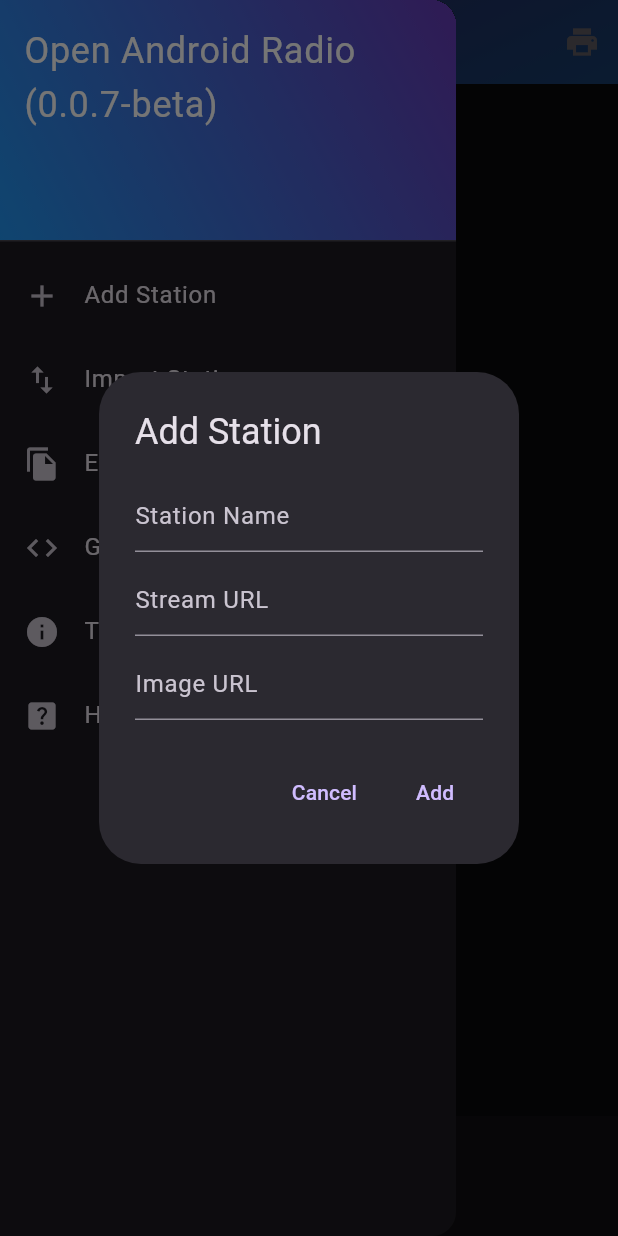
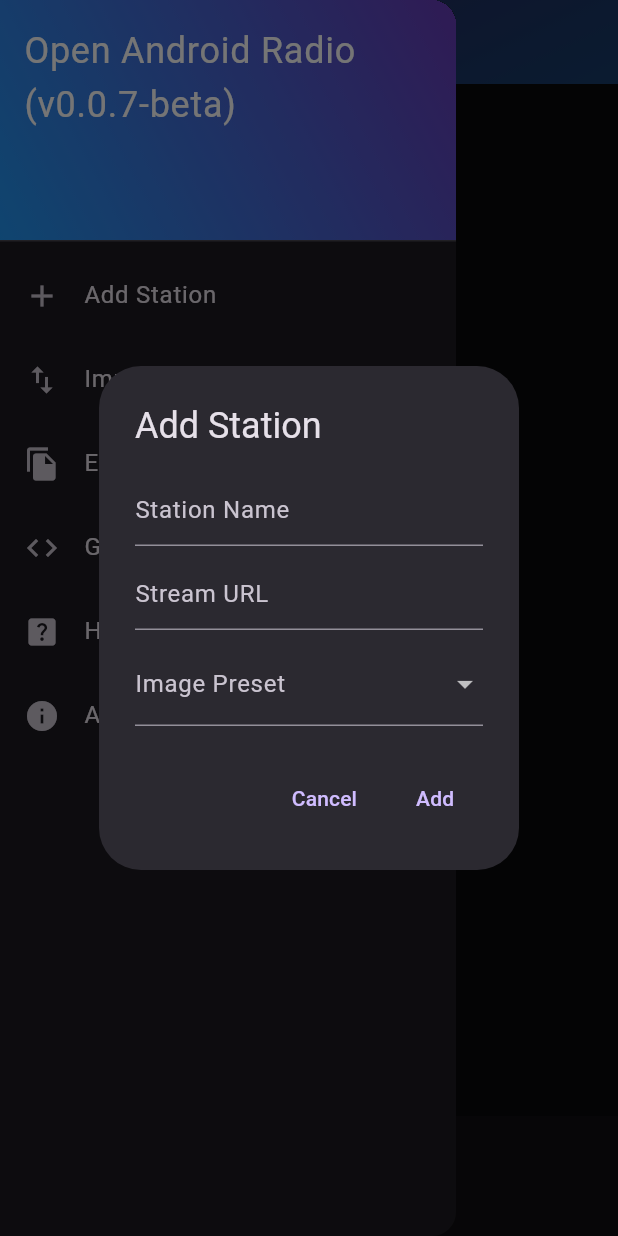
Before and after one commit to TypicalNerds/Open-Android-Radio, a Flutter app: the screen it shows after launch, in the side drawer, after a tap on "Add Station", on a phone screen of 412 x 824 dp. Run offline on Flutter 3.47's test engine with Material 3 defaults, Android fonts, the light colour scheme and no system bars; drawn by our look-alikes of text_scroll; our stand-ins replace just_audio, just_audio_background, shared_preferences.

Commit message:
Added Preset Images from Local Assets to Add Menu Changed Placeholder Station Image Icon Added Basic About Tab to Keep it Organised. Added Licenses Menu Begun Preparation for Changing Station Order

```diff
--- a/lib/homepage.dart
+++ b/lib/homepage.dart
@@ -1,3 +1,4 @@
+import 'package:flutter/foundation.dart';
 import 'package:open_android_radio/theme.dart'; // Import Themes & Styles File
 import 'station_list.dart';
 import 'dart:convert';
@@ -40,10 +41,7 @@
                 decoration: BoxDecoration(
                   shape: BoxShape.circle,
                   gradient: LinearGradient(
-                    colors: [
-                    Colors.pink,
-                    Colors.deepPurple,
-                  ],
+                    colors: AppColors.gradientC,
                   begin: Alignment.topLeft,
                   end: Alignment.topRight,
                   ),
@@ -60,10 +58,7 @@
                 decoration: BoxDecoration(
                   shape: BoxShape.circle,
                   gradient: LinearGradient(
-                    colors: [
-                    Colors.blueAccent,
-                    Colors.deepPurple,
-                  ],
+                    colors: AppColors.gradientA,
                   begin: Alignment.topLeft,
                   end: Alignment.topRight,
                   ),
@@ -317,6 +312,10 @@
       bool isLinkValid = true;
       bool isImageUrlValid = true;
 
+      // Variables to Check Station Image Dropdown Selection
+      String? selectedImageUrl;
+      bool isCustomUrl = false;
+
       return StatefulBuilder(
         builder: (context, setState) {
           return AlertDialog(
@@ -356,37 +355,81 @@
                     },
                   ),
                   SizedBox(height: 8),
+                  DropdownButtonFormField<String>(
+  value: selectedImageUrl,
+  decoration: InputDecoration(
+    labelText: 'Image Preset',
+  ),
+  items: [
+    DropdownMenuItem(value: 'assets/images/Generic-Red.png', child: Text('Generic Red'),),
+    DropdownMenuItem(value: 'assets/images/Generic-Orange.png', child: Text('Generic Orange')),
+    DropdownMenuItem(value: 'assets/images/Generic-Green.png', child: Text('Generic Green')),
+    DropdownMenuItem(value: 'assets/images/Generic-Teal.png', child: Text('Generic Teal')),
+    DropdownMenuItem(value: 'assets/images/Generic-Blue.png', child: Text('Generic Blue')),
+    DropdownMenuItem(value: 'assets/images/Generic-Purple.png', child: Text('Generic Purple')),
+    DropdownMenuItem(value: 'assets/images/Generic-Pink.png', child: Text('Generic Pink')),
+    DropdownMenuItem(value: 'custom', child: Text('--Custom URL--')),
+  ],
+  onChanged: (value) {
+    setState(() {
+      isCustomUrl = (value == 'custom');
+      selectedImageUrl = isCustomUrl ? null : value;
+      imageUrlController.text = isCustomUrl ? '' : value!;
+    });
+  },
+),
+
+// Conditionally show TextField only if "Custom URL" is selected
+if (isCustomUrl)
   TextField(
     controller: imageUrlController,
     focusNode: imageUrlFocusNode,
     decoration: InputDecoration(
-                      hintText: 'Image URL',
+      hintText: 'Enter Custom Image URL*',
       errorText: isImageUrlValid ? null : 'This field is required',
     ),
     keyboardType: TextInputType.url,
     autocorrect: false,
-                    textInputAction: TextInputAction.done, // "Done" action to complete the form
+    textInputAction: TextInputAction.done,
     onEditingComplete: () {
-                      // Trigger the Add button's action (or any other form submission action)
       setState(() {
-                        // Validation logic on form submission
-                        isNameValid = nameController.text.isNotEmpty;
-                        isLinkValid = linkController.text.isNotEmpty;
         isImageUrlValid = imageUrlController.text.isNotEmpty;
       });
-
-                      // Only proceed if all fields are valid
-                      if (isNameValid && isLinkValid && isImageUrlValid) {
-                        stations.add({
-                          'name': nameController.text,
-                          'link': linkController.text,
-                          'imageUrl': imageUrlController.text,
-                        });
-                        saveCustomStations(); // Save updated stations
-                        Navigator.pop(context); // Close dialog after adding the station
-                      }
     },
   ),
+
+
+                  // TextField(
+                  //   controller: imageUrlController,
+                  //   focusNode: imageUrlFocusNode,
+                  //   decoration: InputDecoration(
+                  //     hintText: 'Image URL',
+                  //     errorText: isImageUrlValid ? null : 'This field is required',
+                  //   ),
+                  //   keyboardType: TextInputType.url,
+                  //   autocorrect: false,
+                  //   textInputAction: TextInputAction.done, // "Done" action to complete the form
+                  //   onEditingComplete: () {
+                  //     // Trigger the Add button's action (or any other form submission action)
+                  //     setState(() {
+                  //       // Validation logic on form submission
+                  //       isNameValid = nameController.text.isNotEmpty;
+                  //       isLinkValid = linkController.text.isNotEmpty;
+                  //       isImageUrlValid = imageUrlController.text.isNotEmpty;
+                  //     });
+
+                  //     // Only proceed if all fields are valid
+                  //     if (isNameValid && isLinkValid && isImageUrlValid) {
+                  //       stations.add({
+                  //         'name': nameController.text,
+                  //         'link': linkController.text,
+                  //         'imageUrl': imageUrlController.text,
+                  //       });
+                  //       saveCustomStations(); // Save updated stations
+                  //       Navigator.pop(context); // Close dialog after adding the station
+                  //     }
+                  //   },
+                  // ),
                 ],
               ),
             ),
@@ -510,17 +553,13 @@
           textAlign: TextAlign.left,
           pauseBetween: Duration(seconds: 0),
           velocity: const Velocity(pixelsPerSecond: Offset(20, 0)),
-          style: const TextStyle(
-            fontSize: 18,
-            fontWeight: FontWeight.w700,
-            overflow: TextOverflow.visible,
-            ),
+          style: AppStyles.songTitleStyle,
             intervalSpaces: 15,
           );
           // Update stationNameScroll widget with new text and refresh formatting.
         stationNameScroll = TextScroll(
           stationName!,
-          style: const TextStyle(color: Colors.grey),
+          style: AppStyles.stationNameStyle,
           );
       });
     });
@@ -535,7 +574,7 @@
         flexibleSpace: Container(
           decoration: const BoxDecoration(
             gradient: LinearGradient(
-                  colors: [Colors.deepPurple, Colors.blue, ],
+                  colors: AppColors.gradientB,
                   transform: GradientRotation(1),
                   begin: Alignment.topLeft,
                   end: Alignment.bottomRight,
@@ -543,6 +582,7 @@
           ),
         ),
         // Title of the App
+        // TODO - Port to Themes.Dart
         title: Text(widget.title),
         titleTextStyle: const TextStyle(
           color: Colors.white,
@@ -551,7 +591,8 @@
           ),
           // Debugging Code, Uncomment to print current icymetadata
           actions: [
-            IconButton(onPressed: () {
+            // Debug Code for printing play stats
+            if (kDebugMode) IconButton(onPressed: () {
               print("----- ICY Headers:  ${player.icyMetadata!.headers}");
               print("----- ICY Info:  ${player.icyMetadata!.info}");
               print("----- Is Playing: ${player.playerState.playing}");
@@ -562,12 +603,12 @@
       ),
 
       body: RefreshIndicator(
-        child: StationList(stations: stations, player: player, removeStation: removeStation, onSave: saveCustomStations),
+        child: StationList(stations: stations, player: player, removeStation: removeStation,),
         // When a refresh is triggered, reload the stationlist.
         onRefresh: () => loadCustomStations(),
         semanticsLabel: "Refresh Station List",
         backgroundColor: Color(0xFF114770),
-        color: Color(0xfffFFFFFF),
+        color: Color(0xfffffffff),
 
 
 
@@ -577,18 +618,17 @@
         child: ListView(
           padding: EdgeInsets.zero,
           children: [
-            // TODO - Remove Old Code if Removed Const doesn't break everything
             // const DrawerHeader(
             DrawerHeader(
               decoration: BoxDecoration(
                 gradient: LinearGradient(
-                  colors: [Colors.blue, Colors.deepPurple,],
+                  colors: AppColors.gradientA,
                   begin: Alignment.bottomLeft,
                   end: Alignment.topRight,
                   ),
               ),
               child: Text(
-                'Open Android Radio \n(${Identifiers.appVersion}-beta)',
+                'Open Android Radio \n(v${Identifiers.appVersion}-beta)',
                 style: TextStyle(
                   color: Colors.white,
                   fontSize: 24,
@@ -619,14 +659,32 @@
               onTap: () => launchUrlString("https://github.com/TypicalNerds/Open-Android-Radio"),
             ),
             ListTile(
+              title: const Text('Help'),
+              leading: const Icon(Icons.help_center),
+              onTap: () => launchUrlString("https://youtube.com/playlist?list=PLFetoIJeQKyodXVrshz4SW8xuAvlEddf6"),
+            ),
+             ListTile(
+              title: const Text('About'),
+              leading: const Icon(Icons.info),
+              onTap: () => showAboutDialog(
+                context: context,
+                applicationName: "Open Android Radio",
+                applicationLegalese: "© Connor Spowart 2025",
+                applicationVersion: "v${Identifiers.appVersion}",
+                applicationIcon: ImageIcon(AssetImage("assets/icons/OAR-White.png")),
+                children: [
+                  ListTile(
                     title: const Text('Terms of Use'),
-              leading: const Icon(Icons.info),
+                    leading: const Icon(Icons.policy),
                     onTap: () => launchUrlString("https://github.com/TypicalNerds/Open-Android-Radio/blob/main/ToS.md"),
                   ),
                   ListTile(
-              title: const Text('Help'),
-              leading: const Icon(Icons.help_center),
-              onTap: () => launchUrlString("https://youtube.com/playlist?list=PLFetoIJeQKyodXVrshz4SW8xuAvlEddf6"),
+                    title: const Text('App License'),
+                    leading: const Icon(Icons.info),
+                    onTap: () => launchUrlString("https://github.com/TypicalNerds/Open-Android-Radio/blob/main/LICENSE"),
+                  ),
+                ],
+                ),
             ),
           ],
         ),
--- a/lib/main.dart
+++ b/lib/main.dart
@@ -16,6 +16,7 @@
     androidNotificationChannelId: 'com.typicalnerds.open_android_radio.channel.audio',
     androidNotificationChannelName: 'Audio playback',
     androidNotificationOngoing: true,
+    androidNotificationIcon: "mipmap/ic_launcher_foreground",
   );
   runApp(const MyApp());
 }
--- a/lib/theme.dart
+++ b/lib/theme.dart
@@ -25,6 +25,11 @@
   // Backgrounds
 
   // Gradients
+  static const List<Color> gradientA = [Colors.blue, Colors.deepPurple,]; // Blue-Purple A
+  static const List<Color> gradientB = [Colors.deepPurple, Colors.blue,]; // Blue-Purple A Reversed
+  static const List<Color> gradientC = [Colors.pink, Colors.deepPurple,]; // Pink-Purple
+  static const List<Color> gradientD = [Colors.blueAccent, Colors.purple,]; // Blue-Purple B
+
 
 }
 
@@ -34,10 +39,25 @@
   // Brightness Values
   static const Brightness appBrightness = Brightness.dark;
 
+  // Placeholder Icon (used for station list)
+  static Image errorIcon = Image.asset(
+    "assets/icons/OAR-White.png", // Assumes local asset path
+    fit: BoxFit.contain,
+    width: 80,
+    height: 50,
+    semanticLabel: "Station Logo",
+  );
+
   // All Text Themes Here
   static const TextStyle titleLarge = TextStyle(color: Colors.white);
   static const TextStyle titleMedium = TextStyle(color: Colors.white);
   static const TextStyle titleSmall = TextStyle(color: Colors.white);
+
+  // Metadata Text Themes
+  static const TextStyle songTitleStyle = TextStyle(fontSize: 18, fontWeight: FontWeight.w700, overflow: TextOverflow.visible);
+  static const TextStyle stationNameStyle = TextStyle(color: Colors.grey);
+
+
 
 }
 
```
Also changed, not shown: lib/order_customiser.dart (added, +18 -0 lines), lib/station_list.dart (+24 -29 lines), pubspec.yaml (+6 -8 lines), assets/icons/OAR-Colour.png (added), assets/icons/OAR-White.png (added), assets/images/Generic-Blue.png (added), assets/images/Generic-Green.png (added), assets/images/Generic-Orange.png (added), assets/images/Generic-Pink.png (added), assets/images/Generic-Purple.png (added), assets/images/Generic-Red.png (added), assets/images/Generic-Teal.png (added). Lines whose indentation alone changed are shown as unchanged.
